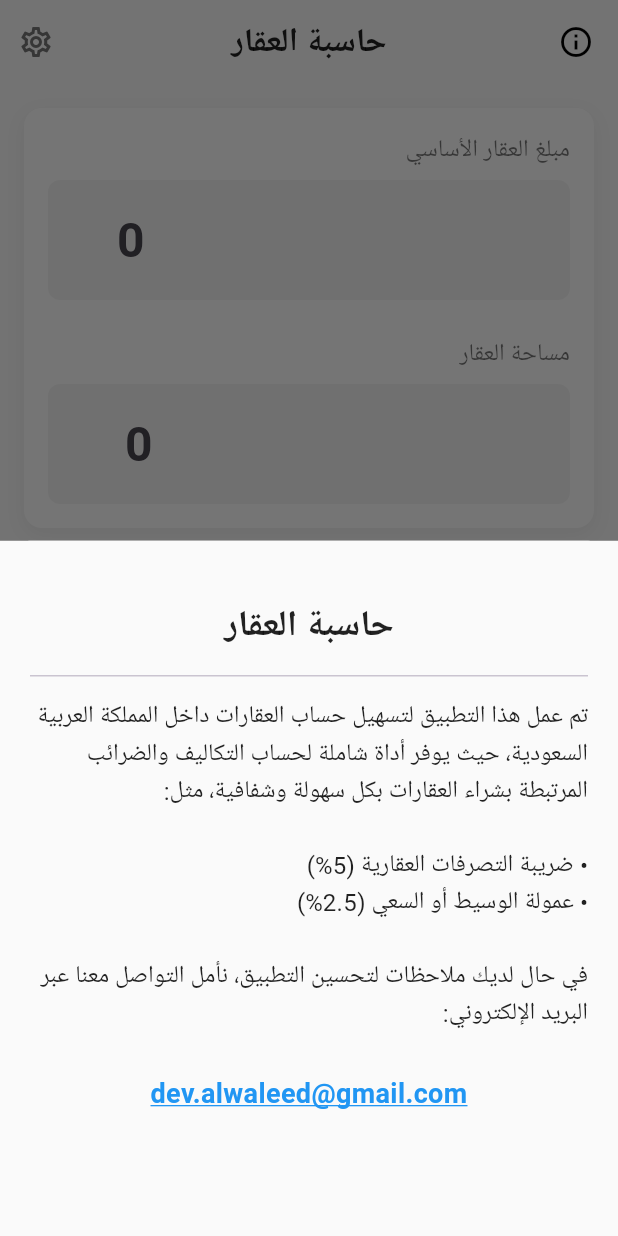
After one commit to alwaleed1989/real_estate_calculator, a Flutter app: the screen it shows after launch, after a tap on the "info outline" icon, on a phone screen of 412 x 824 dp. The commit adds this screen. Run offline on Flutter 3.47's test engine with Material 3 defaults, Android fonts, the phone set to English and light mode, and no system bars; our stand-ins replace google_fonts, shared_preferences; Roboto replaces fonts that are missing (Tajawal).

Commit message:
v1.1
add info

```diff
--- /dev/null
+++ b/lib/Screens/Info/infoScreen.dart
@@ -0,0 +1,90 @@
+import 'package:flutter/material.dart';
+import 'package:url_launcher/url_launcher.dart'; // Make sure to add this import
+
+class Infoscreen extends StatelessWidget {
+  const Infoscreen({super.key});
+
+  // Function to launch the email client
+  Future<void> _launchEmail(BuildContext context) async {
+    final Uri emailUri = Uri(
+      scheme: 'mailto',
+      path: 'dev.alwaleed@gmail.com',
+      query: 'subject=ملاحظات حول تطبيق حاسبة العقار&body=السلام عليكم،',
+    );
+
+    try {
+      if (await canLaunchUrl(emailUri)) {
+        await launchUrl(emailUri);
+      } else {
+        throw 'Could not launch $emailUri';
+      }
+    } catch (e) {
+      // Show a snackbar on error
+      ScaffoldMessenger.of(context).showSnackBar(
+        const SnackBar(
+          content: Text('لا يمكن فتح تطبيق البريد الإلكتروني.'),
+        ),
+      );
+    }
+  }
+
+  @override
+  Widget build(BuildContext context) {
+    // Removed 'const' because of the InkWell's onTap function
+    return Scaffold(
+      // Use SingleChildScrollView to prevent overflow on small screens
+      body: SingleChildScrollView(
+        child: Padding(
+          padding: const EdgeInsets.symmetric(horizontal: 20.0, vertical: 40.0),
+          child: Column(
+            crossAxisAlignment: CrossAxisAlignment.stretch, // Makes children fill the width
+            children: [
+              const Text(
+                'حاسبة العقار',
+                textAlign: TextAlign.center, // Center the title
+                style: TextStyle(
+                  color: Colors.black87,
+                  fontWeight: FontWeight.bold,
+                  fontSize: 24, // Made the title bigger
+                ),
+              ),
+              const Divider(height: 30), // Increased height for more space
+              const Text(
+                'تم عمل هذا التطبيق لتسهيل حساب العقارات داخل المملكة العربية السعودية، حيث يوفر أداة شاملة لحساب التكاليف والضرائب المرتبطة بشراء العقارات بكل سهولة وشفافية، مثل:\n\n'
+                    '• ضريبة التصرفات العقارية (5%)\n'
+                    '• عمولة الوسيط أو السعي (2.5%)\n\n'
+                    'في حال لديك ملاحظات لتحسين التطبيق، نأمل التواصل معنا عبر البريد الإلكتروني:',
+                textAlign: TextAlign.right,
+                style: TextStyle(
+                  color: Colors.black87,
+                  fontSize: 16,
+                  height: 1.5,
+                ),
+              ),
+              const SizedBox(height: 20), // Added space before the email
+
+              // This is the correctly placed and functional InkWell
+              InkWell(
+                onTap: () => _launchEmail(context), // Added the onTap functionality
+                child: const Padding(
+                  padding: EdgeInsets.all(8.0),
+                  child: Text(
+                    'dev.alwaleed@gmail.com',
+                    textAlign: TextAlign.center, // Centered the email text
+                    style: TextStyle(
+                      fontSize: 18,
+                      color: Colors.blue,
+                      fontWeight: FontWeight.bold,
+                      decoration: TextDecoration.underline,
+                      decorationColor: Colors.blue,
+                    ),
+                  ),
+                ),
+              ),
+            ], // Children list ends here
+          ),
+        ),
+      ),
+    ); // Scaffold ends here
+  }
+}
--- a/lib/Screens/calculator/calculator.dart
+++ b/lib/Screens/calculator/calculator.dart
@@ -3,6 +3,7 @@ import 'package:flutter/services.dart'; // Required for TextInputFormatter
 import 'package:flutter_localizations/flutter_localizations.dart';
 import 'package:google_fonts/google_fonts.dart';
 import 'package:intl/intl.dart';
+import 'package:real_estate_calculator/Screens/Info/infoScreen.dart';
 import 'package:shared_preferences/shared_preferences.dart'; // Required for SharedPreferences
 import '../setting/SettingScreen.dart';
 import '../setting/setting.dart'; // Corrected import for your settings.dart
@@ -224,11 +225,19 @@ class _CalculatorScreenState extends State<CalculatorScreen> {
         centerTitle: true,
         backgroundColor: Colors.transparent,
         elevation: 0,
+          leading: IconButton(
+            icon: const Icon(Icons.info_outline, color: Colors.black),
+            tooltip: 'Menu', // Tooltip for accessibility
+            onPressed: () {
+              showModalBottomSheet(context: context, builder: (context) => Infoscreen(),);
+            },
+          ),
         actions: [
           IconButton(
             icon: Icon(Icons.settings_outlined, color: Colors.grey[600]),
             onPressed: _openSettings,
           ),
+
         ],
       ),
       body: Padding(
--- a/pubspec.yaml
+++ b/pubspec.yaml
@@ -24,6 +24,7 @@ dev_dependencies:
   flutter_lints: ^2.0.0
   flutter_launcher_icons: "^0.14.4"
   shared_preferences: ^2.5.3
+  url_launcher: ^6.2.6 # Add this line
 
 flutter_launcher_icons:
     android: "launcher_icon"
```
Also changed, not shown: pubspec.lock.
